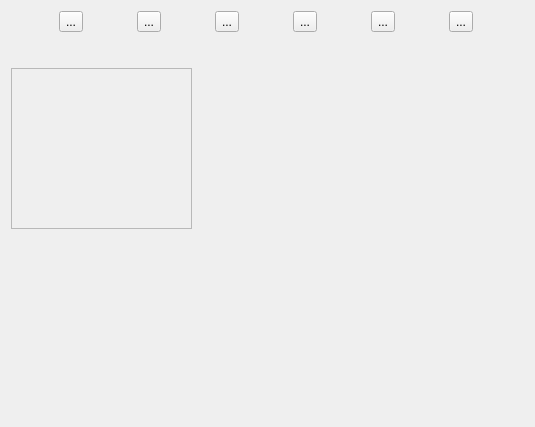
obiwankennedy/rmindmap, file src/menustyleitem.ui: the form before one commit.
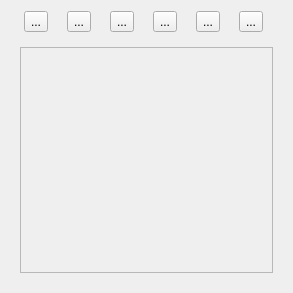
The form after the commit. The open tabs and pages were chosen to show the change. Custom widgets are drawn as their Qt base class.

What changed in the file:
```diff
--- a/src/menustyleitem.ui
+++ b/src/menustyleitem.ui
@@ -6,8 +6,8 @@
    <rect>
     <x>0</x>
     <y>0</y>
-    <width>535</width>
-    <height>427</height>
+    <width>293</width>
+    <height>293</height>
    </rect>
   </property>
   <property name="windowTitle">
@@ -164,15 +164,9 @@
       </widget>
      </widget>
      <widget class="QWidget" name="m_colorThemeMenu">
+      <layout class="QVBoxLayout" name="verticalLayout_3">
+       <item>
       <widget class="QScrollArea" name="scrollArea">
-       <property name="geometry">
-        <rect>
-         <x>0</x>
-         <y>30</y>
-         <width>181</width>
-         <height>161</height>
-        </rect>
-       </property>
        <property name="widgetResizable">
         <bool>true</bool>
        </property>
@@ -181,8 +175,8 @@
          <rect>
           <x>0</x>
           <y>0</y>
-          <width>179</width>
-          <height>159</height>
+            <width>255</width>
+            <height>223</height>
          </rect>
         </property>
         <layout class="QVBoxLayout" name="verticalLayout_2">
@@ -192,6 +186,8 @@
         </layout>
        </widget>
       </widget>
+       </item>
+      </layout>
      </widget>
      <widget class="QWidget" name="m_hierarchyTypePage"/>
      <widget class="QWidget" name="m_shapePage"/>
```
Left out of the diff: 2 changed lines with no effect on the pictures. Lines whose indentation alone changed are shown as unchanged.
